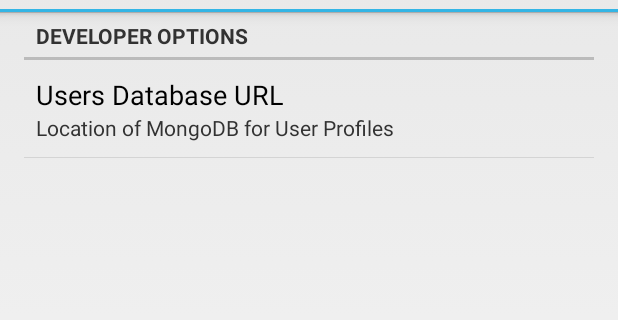
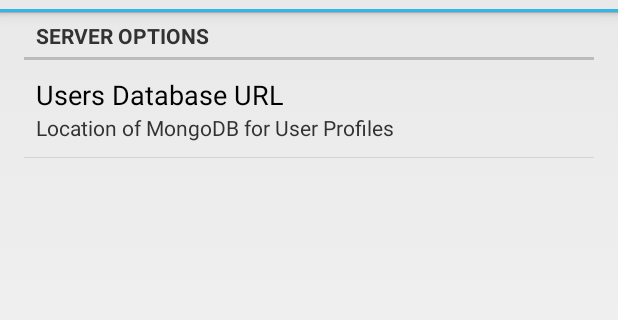
Before and after one commit to ALFREDProject/UserProfileEditor, an Android app: the SettingsActivity screen opened directly, with no data from a screen before it, on a phone screen of 412 x 824 dp, the part 60-380 px from its top. Run offline under Robolectric (Android 15) with nearby library versions, the phone set to English and light mode, and no system bars.

Commit message:
Proper name for server URL settings section.

```diff
--- a/app/src/main/res/values/strings.xml
+++ b/app/src/main/res/values/strings.xml
@@ -150,7 +150,7 @@
     <string name="delete_profile_attempt_message">This will delete your entire profile.</string>
     <string name="action_logout_title">Logout</string>
     <string name="action_settings_title">Settings</string>
-    <string name="pref_dev_options_title">Developer options</string>
+    <string name="pref_dev_options_title">Server options</string>
     <string name="pref_db_url_title">Users Database URL</string>
     <string name="pref_db_url_summary">Location of MongoDB for User Profiles</string>
     <string name="pref_db_url_default">http://80.86.83.34:8080/personalization-manager/services/databaseServices/users/</string>
```
